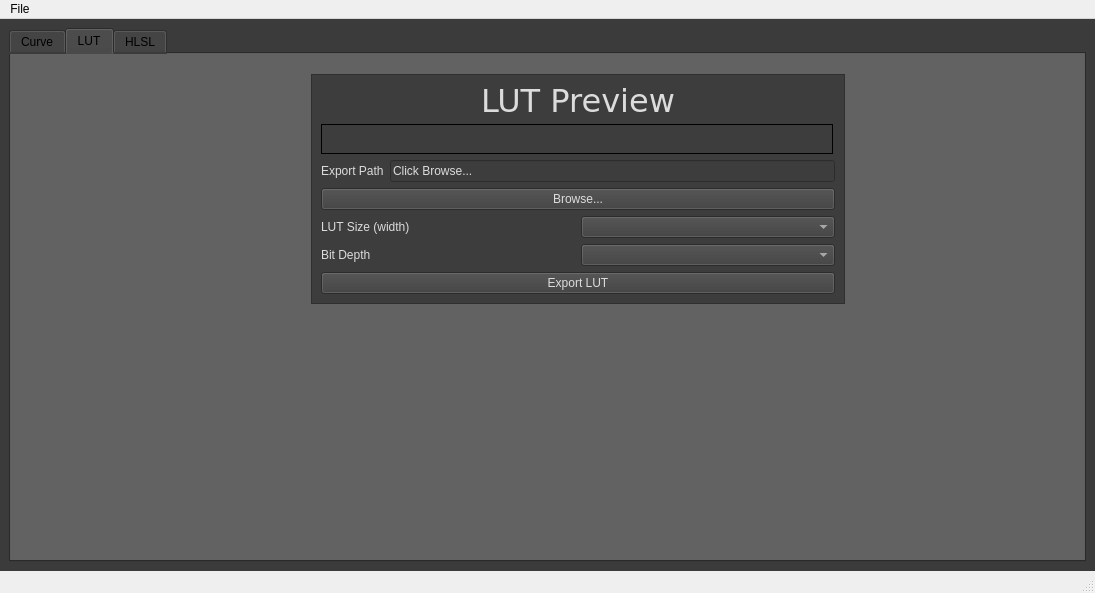
The window that mainwindow.ui (omriyaloz/Curve-Maker) describes before a commit, drawn with Qt 5.
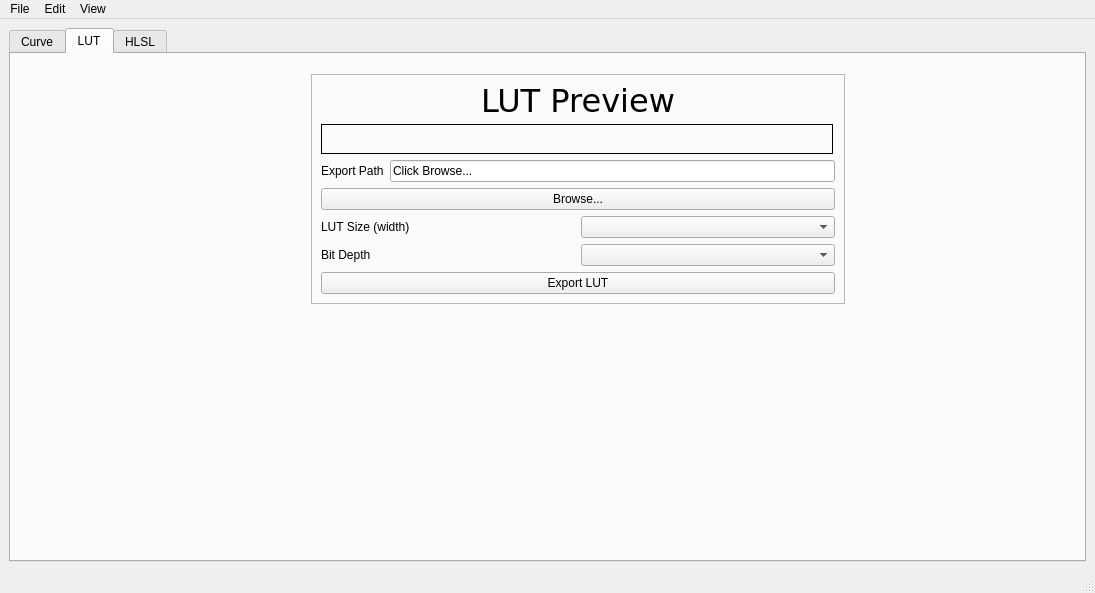
The same window after the commit. The open tabs and pages were chosen to show the change. Icons and pictures are not drawn. Custom widgets are drawn as their Qt base class.

The edit to the form file:
```diff
--- a/mainwindow.ui
+++ b/mainwindow.ui
@@ -19,9 +19,6 @@
   <property name="windowTitle">
    <string>CurveMaker 1.0</string>
   </property>
-  <property name="styleSheet">
-   <string notr="true"/>
-  </property>
   <property name="iconSize">
    <size>
     <width>24</width>
@@ -29,9 +26,6 @@
    </size>
   </property>
   <widget class="QWidget" name="centralwidget">
-   <property name="styleSheet">
-    <string notr="true">background-color: rgb(59, 59, 59);</string>
-   </property>
    <layout class="QVBoxLayout" name="verticalLayout_2">
     <item>
      <widget class="QTabWidget" name="tabWidget">
@@ -259,9 +253,6 @@
          <verstretch>0</verstretch>
         </sizepolicy>
        </property>
-       <property name="styleSheet">
-        <string notr="true">background-color: rgb(98, 98, 98);</string>
-       </property>
        <attribute name="title">
         <string>LUT</string>
        </attribute>
@@ -280,9 +271,6 @@
           <verstretch>0</verstretch>
          </sizepolicy>
         </property>
-        <property name="styleSheet">
-         <string notr="true">background-color: rgb(61, 61, 61);</string>
-        </property>
         <property name="frameShape">
          <enum>QFrame::Shape::StyledPanel</enum>
         </property>
@@ -303,9 +291,6 @@
              <property name="layoutDirection">
               <enum>Qt::LayoutDirection::LeftToRight</enum>
              </property>
-             <property name="styleSheet">
-              <string notr="true">color: rgb(220, 220, 220);</string>
-             </property>
              <property name="text">
               <string>LUT Preview</string>
              </property>
@@ -344,9 +329,6 @@
             <layout class="QHBoxLayout" name="horizontalLayout_2">
              <item>
               <widget class="QLabel" name="exportPathLabel">
-               <property name="styleSheet">
-                <string notr="true">color: rgb(220, 220, 220);</string>
-               </property>
                <property name="text">
                 <string>Export Path</string>
                </property>
@@ -354,9 +336,6 @@
              </item>
              <item>
               <widget class="QLineEdit" name="filePathLineEdit">
-               <property name="styleSheet">
-                <string notr="true">color: rgb(220, 220, 220);</string>
-               </property>
                <property name="text">
                 <string>Click Browse...</string>
                </property>
@@ -366,9 +345,6 @@
            </item>
            <item>
             <widget class="QPushButton" name="browseButton">
-             <property name="styleSheet">
-              <string notr="true">color: rgb(220, 220, 220);</string>
-             </property>
              <property name="text">
               <string>Browse...</string>
              </property>
@@ -380,20 +356,13 @@
           <layout class="QHBoxLayout" name="horizontalLayout">
            <item>
             <widget class="QLabel" name="lutSizeLabelText">
-             <property name="styleSheet">
-              <string notr="true">color: rgb(220, 220, 220);</string>
-             </property>
              <property name="text">
               <string>LUT Size (width)</string>
              </property>
             </widget>
            </item>
            <item>
-            <widget class="QComboBox" name="lutSizeComboBox">
-             <property name="styleSheet">
-              <string notr="true">color: rgb(220, 220, 220);</string>
-             </property>
-            </widget>
+            <widget class="QComboBox" name="lutSizeComboBox"/>
            </item>
           </layout>
          </item>
@@ -401,28 +370,18 @@
           <layout class="QHBoxLayout" name="horizontalLayout_3">
            <item>
             <widget class="QLabel" name="bitDepthLabel">
-             <property name="styleSheet">
-              <string notr="true">color: rgb(220, 220, 220);</string>
-             </property>
              <property name="text">
               <string>Bit Depth</string>
              </property>
             </widget>
            </item>
            <item>
-            <widget class="QComboBox" name="bitDepthComboBox">
-             <property name="styleSheet">
-              <string notr="true">color: rgb(220, 220, 220);</string>
-             </property>
-            </widget>
+            <widget class="QComboBox" name="bitDepthComboBox"/>
            </item>
           </layout>
          </item>
          <item>
           <widget class="QPushButton" name="exportButton">
-           <property name="styleSheet">
-            <string notr="true">color: rgb(220, 220, 220);</string>
-           </property>
            <property name="text">
             <string>Export LUT</string>
            </property>
@@ -449,12 +408,25 @@
      <height>21</height>
     </rect>
    </property>
+   <widget class="QMenu" name="menuEdit">
+    <property name="title">
+     <string>Edit</string>
+    </property>
+   </widget>
    <widget class="QMenu" name="menuFile">
     <property name="title">
      <string>File</string>
     </property>
    </widget>
+   <widget class="QMenu" name="menuView">
+    <property name="title">
+     <string>View</string>
+    </property>
+    <addaction name="actionToggleDarkMode"/>
+   </widget>
    <addaction name="menuFile"/>
+   <addaction name="menuEdit"/>
+   <addaction name="menuView"/>
   </widget>
   <widget class="QStatusBar" name="statusbar"/>
  </widget>
```
Left out of the diff: 36 changed lines with no effect on the pictures.
